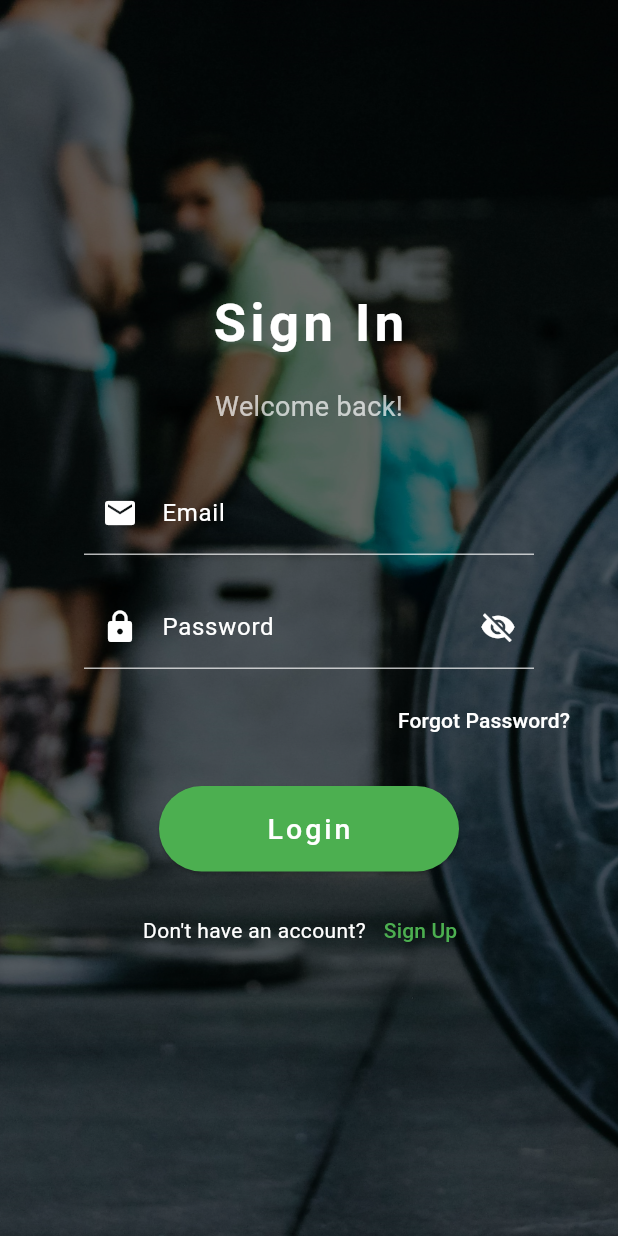
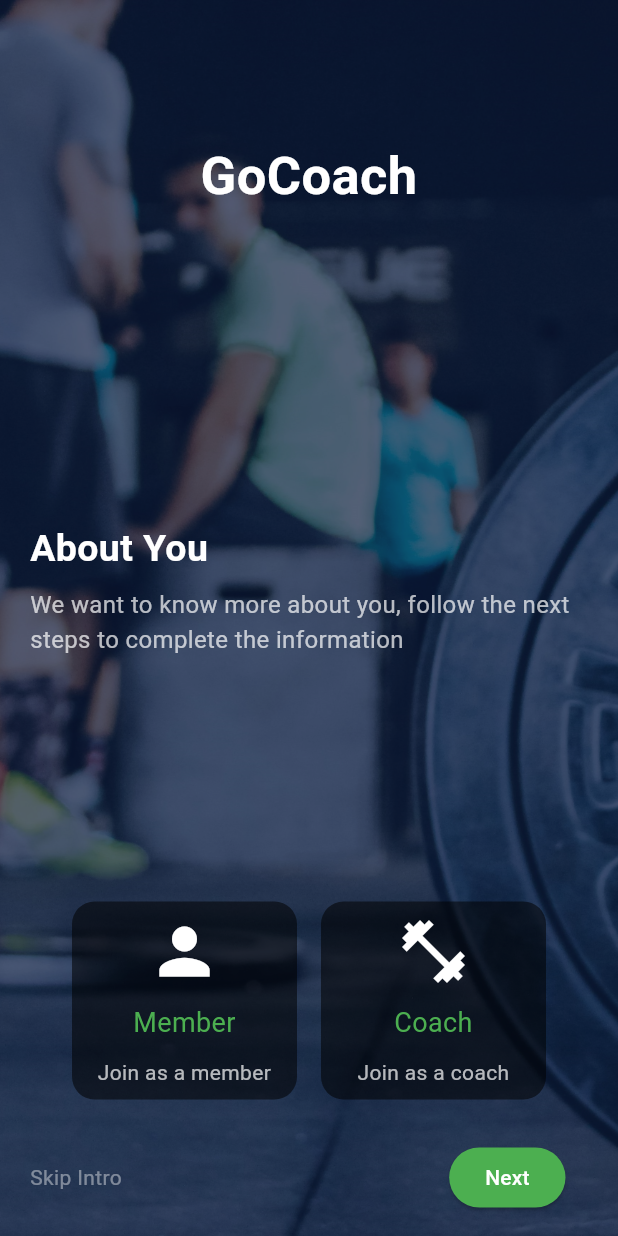
Before and after one commit to sassank/FlutterCoachApp, a Flutter app: the screen it shows after launch, after a tap on "Get Started", on a phone screen of 412 x 824 dp. Run offline on Flutter 3.47's test engine with Material 3 defaults, Android fonts, the light colour scheme and no system bars; drawn by our look-alikes of delayed_display; our stand-ins replace carousel_slider, firebase_auth, firebase_core; accounts and stored records are empty.

Commit message:
update user choices

```diff
--- /dev/null
+++ b/lib/screens/get_started.dart
@@ -0,0 +1,252 @@
+import 'package:delayed_display/delayed_display.dart';
+import 'package:flutter/material.dart';
+
+class GetStartedPage extends StatelessWidget with DelayHelperMixin {
+  GetStartedPage({super.key});
+
+  @override
+  Widget build(BuildContext context) {
+    return Scaffold(
+      body: Stack(
+        fit: StackFit.expand,
+        children: [
+          const BackgroundImage(),
+          Container(
+            color: const Color(0xff0B183C).withOpacity(0.69),
+            width: double.infinity,
+            child: Container(
+              margin: const EdgeInsets.symmetric(
+                vertical: 15,
+              ),
+              child: Column(
+                mainAxisAlignment: MainAxisAlignment.end,
+                children: [
+                  const Spacer(),
+                  DelayedDisplay(
+                    delay: getDelayDuration(),
+                    child: const MainScreenTitle(
+                      mainWord: "GoCoach",
+                      secondaryWord: "",
+                    ),
+                  ),
+                  const Spacer(
+                    flex: 2,
+                  ),
+                  Container(
+                    margin: const EdgeInsets.only(left: 20),
+                    child: DelayedDisplay(
+                      delay: getDelayDuration(),
+                      child: const TitleWithDescription(
+                        title: "About You",
+                        description: "We want to know more about you, follow the next steps to complete the information",
+                      ),
+                    ),
+                  ),
+                  const Spacer(
+                    flex: 2,
+                  ),
+                  Theme(
+                    data: Theme.of(context).copyWith(
+                      colorScheme: Theme.of(context).colorScheme.copyWith(
+                        primary: Colors.transparent,
+                        secondary: Colors.transparent,
+                      ),
+                    ),
+                    child: GetStartedCardsScrollView(
+                      delay: getDelayDuration(),
+                    ),
+                  ),
+                  const SizedBox(
+                    height: 20,
+                  ),
+                  Container(
+                    margin: const EdgeInsets.symmetric(horizontal: 20, vertical: 0),
+                    child: DelayedDisplay(
+                      delay: getDelayDuration(),
+                      child: Row(
+                        mainAxisAlignment: MainAxisAlignment.spaceBetween,
+                        children: [
+                          GestureDetector(
+                            onTap: () {
+                              // Implement Skip Intro functionality if needed
+                            },
+                            child: Text(
+                              "Skip Intro",
+                              style: TextStyle(
+                                color: const Color(0xffffffff).withOpacity(0.42),
+                              ),
+                            ),
+                          ),
+                          IntrinsicHeight(
+                            child: Row(
+                              mainAxisAlignment: MainAxisAlignment.end,
+                              children: [
+                                ElevatedButton(
+                                  onPressed: () {
+                                    // Implement Next button functionality here
+                                  },
+                                  style: ElevatedButton.styleFrom(
+                                    backgroundColor: Colors.green,
+                                    foregroundColor: Colors.white,
+                                    shape: RoundedRectangleBorder(
+                                      borderRadius: BorderRadius.circular(30.0),
+                                    ),
+                                  ),
+                                  child: const Text('Next'),
+                                ),
+                                const SizedBox(width: 15),
+                              ],
+                            ),
+                          ),
+                        ],
+                      ),
+                    ),
+                  )
+                ],
+              ),
+            ),
+          )
+        ],
+      ),
+    );
+  }
+}
+
+class BackgroundImage extends StatelessWidget {
+  const BackgroundImage({super.key});
+
+  @override
+  Widget build(BuildContext context) {
+    return const DecoratedBox(
+      decoration: BoxDecoration(
+        image: DecorationImage(
+          image: AssetImage('assets/gym.jpg'),
+          fit: BoxFit.cover,
+        ),
+      ),
+    );
+  }
+}
+
+class MainScreenTitle extends StatelessWidget {
+  final String mainWord;
+  final String secondaryWord;
+
+  const MainScreenTitle({
+    super.key,
+    required this.mainWord,
+    required this.secondaryWord,
+  });
+
+  @override
+  Widget build(BuildContext context) {
+    return Text(
+      "$mainWord\n$secondaryWord",
+      textAlign: TextAlign.center,
+      style: const TextStyle(
+        fontSize: 35,
+        color: Colors.white,
+        fontWeight: FontWeight.bold,
+      ),
+    );
+  }
+}
+
+class TitleWithDescription extends StatelessWidget {
+  final String title;
+  final String description;
+
+  const TitleWithDescription({
+    super.key,
+    required this.title,
+    required this.description,
+  });
+
+  @override
+  Widget build(BuildContext context) {
+    return Column(
+      crossAxisAlignment: CrossAxisAlignment.start,
+      children: [
+        Text(
+          title,
+          style: const TextStyle(
+            fontSize: 25,
+            color: Colors.white,
+            fontWeight: FontWeight.bold,
+          ),
+        ),
+        const SizedBox(height: 8),
+        Text(
+          description,
+          style: const TextStyle(
+            fontSize: 16,
+            color: Colors.white70,
+          ),
+        ),
+      ],
+    );
+  }
+}
+
+class GetStartedCardsScrollView extends StatelessWidget {
+  final Duration delay;
+
+  const GetStartedCardsScrollView({
+    super.key,
+    required this.delay,
+  });
+
+  @override
+  Widget build(BuildContext context) {
+    return DelayedDisplay(
+      delay: delay,
+      child: SingleChildScrollView(
+        scrollDirection: Axis.horizontal,
+        child: Row(
+          children: [
+            getCard('Member', 'Join as a member', Icons.person, context),
+            getCard('Coach', 'Join as a coach', Icons.fitness_center, context),
+          ],
+        ),
+      ),
+    );
+  }
+
+  Widget getCard(String title, String subtitle, IconData icon, BuildContext context) {
+    return Container(
+      width: 150,
+      margin: const EdgeInsets.all(8.0),
+      decoration: BoxDecoration(
+        color: Colors.black54,
+        borderRadius: BorderRadius.circular(15),
+      ),
+      child: Padding(
+        padding: const EdgeInsets.all(8.0),
+        child: Column(
+          mainAxisSize: MainAxisSize.min,
+          children: [
+            Icon(icon, size: 50, color: Colors.white),
+            const SizedBox(height: 10),
+            Text(
+              title,
+              style: const TextStyle(color: Colors.green, fontSize: 18),
+              textAlign: TextAlign.center,
+            ),
+            const SizedBox(height: 10),
+            Text(
+              subtitle,
+              style: const TextStyle(color: Colors.white70, fontSize: 14),
+              textAlign: TextAlign.center,
+            ),
+          ],
+        ),
+      ),
+    );
+  }
+}
+
+mixin DelayHelperMixin {
+  Duration getDelayDuration() {
+    return const Duration(milliseconds: 500);
+  }
+}
--- a/lib/screens/welcome_screen.dart
+++ b/lib/screens/welcome_screen.dart
@@ -1,4 +1,5 @@
 import 'package:flutter/material.dart';
+import 'package:go_coach/screens/get_started.dart';
 import 'package:go_coach/screens/login_screen.dart';
 import '../constants.dart'; // Assurez-vous que ce fichier contient la couleur kPrimaryColor
 
@@ -87,7 +88,7 @@ class WelcomeScreen extends StatelessWidget {
                           onPressed: () {
                             Navigator.push(
                               context,
-                              MaterialPageRoute(builder: (context) => const LoginScreen()),
+                              MaterialPageRoute(builder: (context) => GetStartedPage()),
                             );
                             print('Get Started button pressed!');
                           },
--- a/pubspec.yaml
+++ b/pubspec.yaml
@@ -22,6 +22,7 @@ dependencies:
   firebase_storage: ^12.0.1
   cloud_firestore: ^5.1.0
   fluttertoast: ^8.2.6
+  delayed_display: ^2.0.0
 
 flutter:
   uses-material-design: true
```
Also changed, not shown: pubspec.lock.
